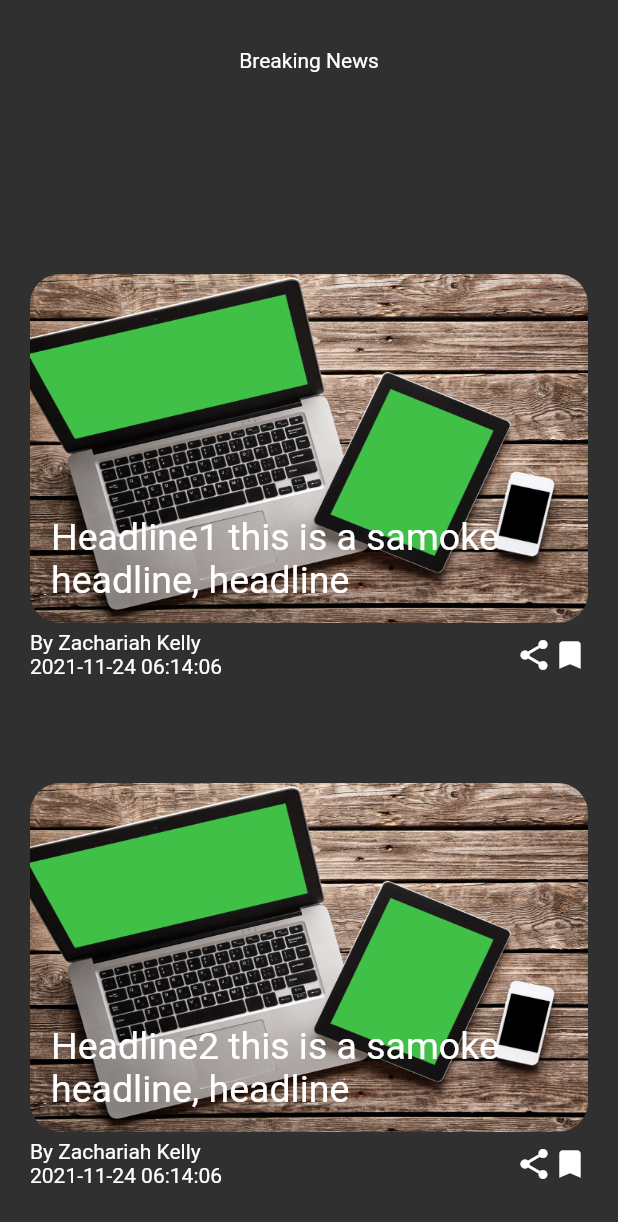
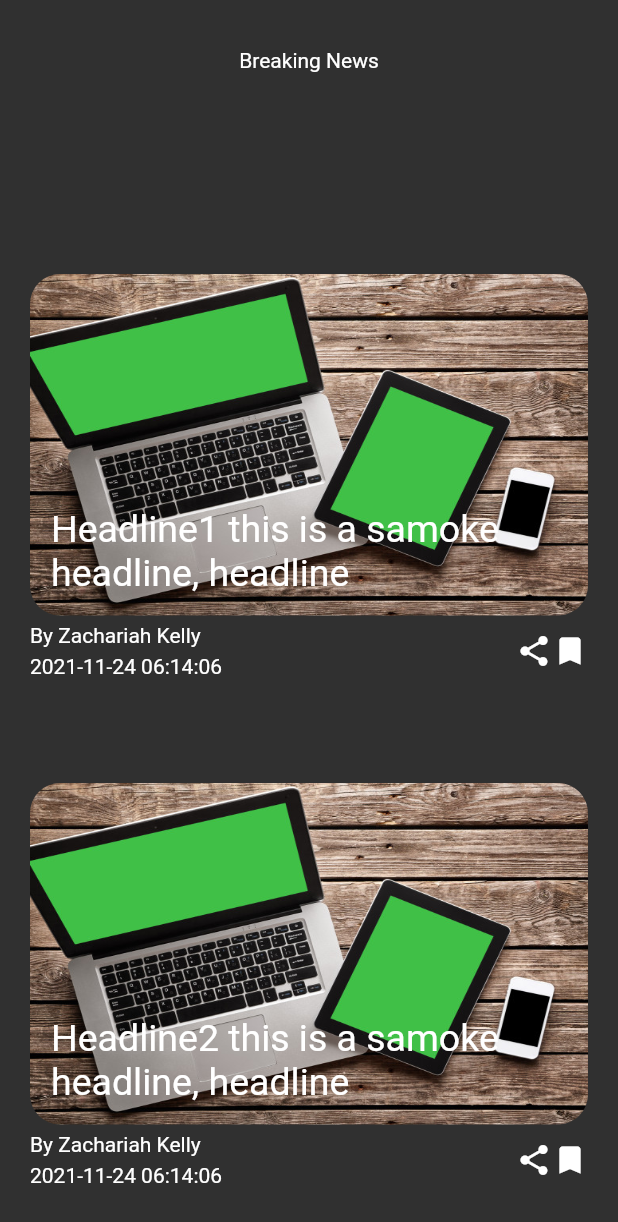
Before and after one commit to kdjamespro/newspeek, a Flutter app: the screen it shows after launch, on a phone screen of 412 x 824 dp. Shown: the top 1222 px of the screen. Run offline on Flutter 3.47's test engine with Material 2 defaults, Android fonts, the phone set to English and light mode, and no system bars.

Commit message:
Add space between author and date

```diff
--- a/lib/screens/news_card.dart
+++ b/lib/screens/news_card.dart
@@ -50,6 +50,7 @@ class NewsCard extends StatelessWidget {
                       Text(
                         'By Zachariah Kelly',
                       ),
+                      SizedBox(height: 5.0),
                       Text(
                         '2021-11-24 06:14:06',
                       ),
```
